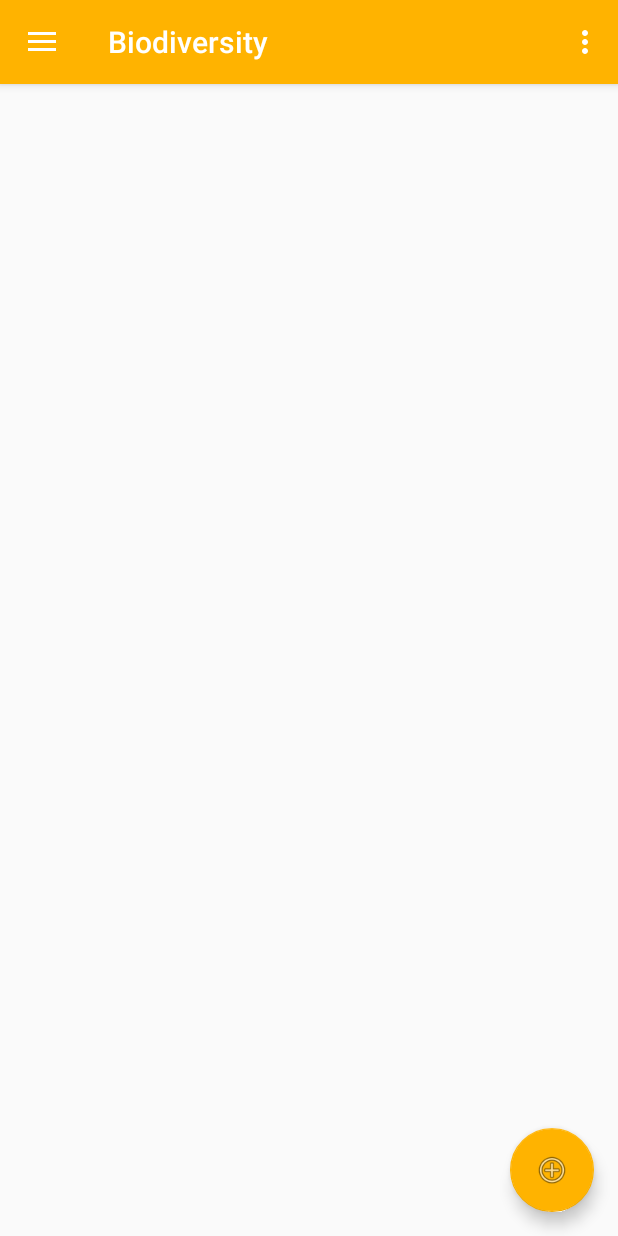
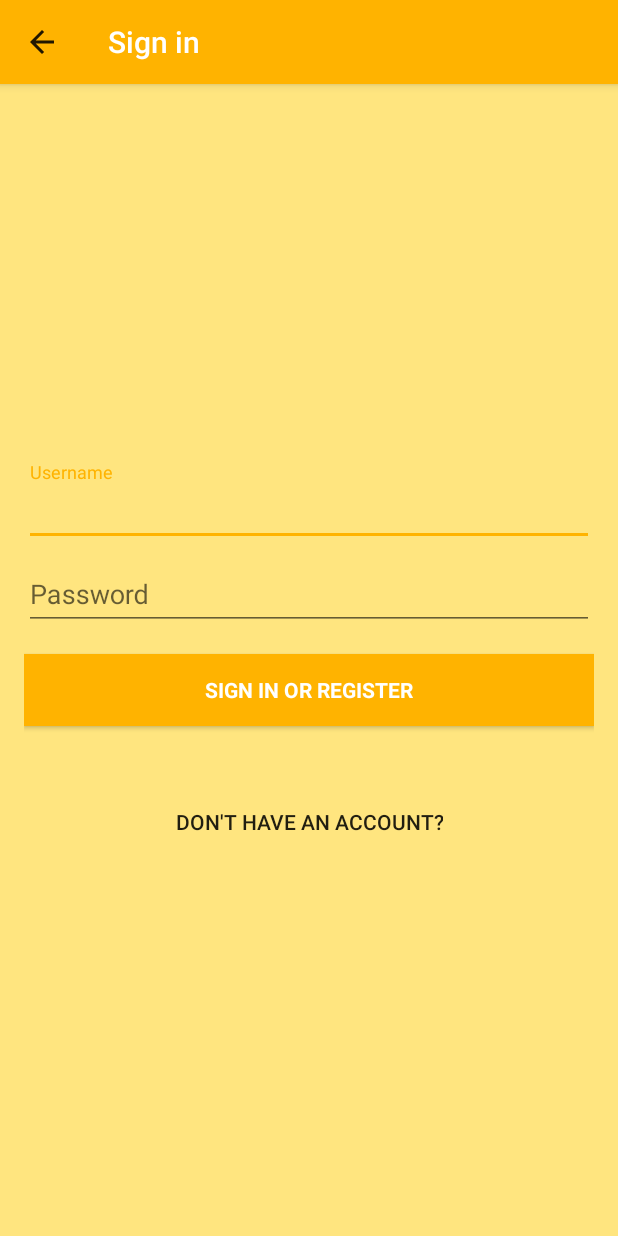
Before and after one commit to Gunadarma-Codecamp/peer-mobile, an Android app: the screen it shows after launch (MainActivity before the commit, LoginScreen after it), in the side drawer, after a tap on "Sign In", on a phone screen of 412 x 824 dp. Run offline under Robolectric (Android 15) with nearby library versions, the phone set to English and light mode, and no system bars; 2 statements that could not run were skipped.

Commit message:
Add Login Form

```diff
--- /dev/null
+++ b/app/src/main/java/apps/codecamp/biodiversity/LoginScreen.java
@@ -0,0 +1,360 @@
+package apps.codecamp.biodiversity;
+
+import android.animation.Animator;
+import android.animation.AnimatorListenerAdapter;
+import android.annotation.TargetApi;
+import android.content.pm.PackageManager;
+import android.support.annotation.NonNull;
+import android.support.design.widget.Snackbar;
+import android.support.v7.app.AppCompatActivity;
+import android.app.LoaderManager.LoaderCallbacks;
+
+import android.content.CursorLoader;
+import android.content.Loader;
+import android.database.Cursor;
+import android.net.Uri;
+import android.os.AsyncTask;
+
+import android.os.Build;
+import android.os.Bundle;
+import android.provider.ContactsContract;
+import android.text.TextUtils;
+import android.view.KeyEvent;
+import android.view.View;
+import android.view.View.OnClickListener;
+import android.view.inputmethod.EditorInfo;
+import android.widget.ArrayAdapter;
+import android.widget.AutoCompleteTextView;
+import android.widget.Button;
+import android.widget.EditText;
+import android.widget.TextView;
+
+import java.util.ArrayList;
+import java.util.List;
+
+import static android.Manifest.permission.READ_CONTACTS;
+
+/**
+ * A login screen that offers login via email/password.
+ */
+public class LoginScreen extends AppCompatActivity implements LoaderCallbacks<Cursor> {
+
+    /**
+     * Id to identity READ_CONTACTS permission request.
+     */
+    private static final int REQUEST_READ_CONTACTS = 0;
+
+    /**
+     * A dummy authentication store containing known user names and passwords.
+     * TODO: remove after connecting to a real authentication system.
+     */
+    private static final String[] DUMMY_CREDENTIALS = new String[]{
+            "foo@example.com:hello", "bar@example.com:world"
+    };
+    /**
+     * Keep track of the login task to ensure we can cancel it if requested.
+     */
+    private UserLoginTask mAuthTask = null;
+
+    // UI references.
+    private AutoCompleteTextView mEmailView;
+    private EditText mPasswordView;
+    private View mProgressView;
+    private View mLoginFormView;
+
+    @Override
+    protected void onCreate(Bundle savedInstanceState) {
+        super.onCreate(savedInstanceState);
+        setContentView(R.layout.activity_login);
+        setupActionBar();
+        // Set up the login form.
+        mEmailView = (AutoCompleteTextView) findViewById(R.id.email);
+        populateAutoComplete();
+
+        mPasswordView = (EditText) findViewById(R.id.password);
+        mPasswordView.setOnEditorActionListener(new TextView.OnEditorActionListener() {
+            @Override
+            public boolean onEditorAction(TextView textView, int id, KeyEvent keyEvent) {
+                if (id == R.id.login || id == EditorInfo.IME_NULL) {
+                    attemptLogin();
+                    return true;
+                }
+                return false;
+            }
+        });
+
+        Button mEmailSignInButton = (Button) findViewById(R.id.email_sign_in_button);
+        mEmailSignInButton.setOnClickListener(new OnClickListener() {
+            @Override
+            public void onClick(View view) {
+                attemptLogin();
+            }
+        });
+
+        mLoginFormView = findViewById(R.id.login_form);
+        mProgressView = findViewById(R.id.login_progress);
+    }
+
+    private void populateAutoComplete() {
+        if (!mayRequestContacts()) {
+            return;
+        }
+
+        getLoaderManager().initLoader(0, null, this);
+    }
+
+    private boolean mayRequestContacts() {
+        if (Build.VERSION.SDK_INT < Build.VERSION_CODES.M) {
+            return true;
+        }
+        if (checkSelfPermission(READ_CONTACTS) == PackageManager.PERMISSION_GRANTED) {
+            return true;
+        }
+        if (shouldShowRequestPermissionRationale(READ_CONTACTS)) {
+            Snackbar.make(mEmailView, R.string.permission_rationale, Snackbar.LENGTH_INDEFINITE)
+                    .setAction(android.R.string.ok, new View.OnClickListener() {
+                        @Override
+                        @TargetApi(Build.VERSION_CODES.M)
+                        public void onClick(View v) {
+                            requestPermissions(new String[]{READ_CONTACTS}, REQUEST_READ_CONTACTS);
+                        }
+                    });
+        } else {
+            requestPermissions(new String[]{READ_CONTACTS}, REQUEST_READ_CONTACTS);
+        }
+        return false;
+    }
+
+    /**
+     * Callback received when a permissions request has been completed.
+     */
+    @Override
+    public void onRequestPermissionsResult(int requestCode, @NonNull String[] permissions,
+                                           @NonNull int[] grantResults) {
+        if (requestCode == REQUEST_READ_CONTACTS) {
+            if (grantResults.length == 1 && grantResults[0] == PackageManager.PERMISSION_GRANTED) {
+                populateAutoComplete();
+            }
+        }
+    }
+
+    /**
+     * Set up the {@link android.app.ActionBar}, if the API is available.
+     */
+    @TargetApi(Build.VERSION_CODES.HONEYCOMB)
+    private void setupActionBar() {
+        if (Build.VERSION.SDK_INT >= Build.VERSION_CODES.HONEYCOMB) {
+            // Show the Up button in the action bar.
+            getSupportActionBar().setDisplayHomeAsUpEnabled(true);
+        }
+    }
+
+    /**
+     * Attempts to sign in or register the account specified by the login form.
+     * If there are form errors (invalid email, missing fields, etc.), the
+     * errors are presented and no actual login attempt is made.
+     */
+    private void attemptLogin() {
+        if (mAuthTask != null) {
+            return;
+        }
+
+        // Reset errors.
+        mEmailView.setError(null);
+        mPasswordView.setError(null);
+
+        // Store values at the time of the login attempt.
+        String email = mEmailView.getText().toString();
+        String password = mPasswordView.getText().toString();
+
+        boolean cancel = false;
+        View focusView = null;
+
+        // Check for a valid password, if the user entered one.
+        if (!TextUtils.isEmpty(password) && !isPasswordValid(password)) {
+            mPasswordView.setError(getString(R.string.error_invalid_password));
+            focusView = mPasswordView;
+            cancel = true;
+        }
+
+        // Check for a valid email address.
+        if (TextUtils.isEmpty(email)) {
+            mEmailView.setError(getString(R.string.error_field_required));
+            focusView = mEmailView;
+            cancel = true;
+        } else if (!isEmailValid(email)) {
+            mEmailView.setError(getString(R.string.error_invalid_email));
+            focusView = mEmailView;
+            cancel = true;
+        }
+
+        if (cancel) {
+            // There was an error; don't attempt login and focus the first
+            // form field with an error.
+            focusView.requestFocus();
+        } else {
+            // Show a progress spinner, and kick off a background task to
+            // perform the user login attempt.
+            showProgress(true);
+            mAuthTask = new UserLoginTask(email, password);
+            mAuthTask.execute((Void) null);
+        }
+    }
+
+    private boolean isEmailValid(String email) {
+        //TODO: Replace this with your own logic
+        return email.contains("@");
+    }
+
+    private boolean isPasswordValid(String password) {
+        //TODO: Replace this with your own logic
+        return password.length() > 4;
+    }
+
+    /**
+     * Shows the progress UI and hides the login form.
+     */
+    @TargetApi(Build.VERSION_CODES.HONEYCOMB_MR2)
+    private void showProgress(final boolean show) {
+        // On Honeycomb MR2 we have the ViewPropertyAnimator APIs, which allow
+        // for very easy animations. If available, use these APIs to fade-in
+        // the progress spinner.
+        if (Build.VERSION.SDK_INT >= Build.VERSION_CODES.HONEYCOMB_MR2) {
+            int shortAnimTime = getResources().getInteger(android.R.integer.config_shortAnimTime);
+
+            mLoginFormView.setVisibility(show ? View.GONE : View.VISIBLE);
+            mLoginFormView.animate().setDuration(shortAnimTime).alpha(
+                    show ? 0 : 1).setListener(new AnimatorListenerAdapter() {
+                @Override
+                public void onAnimationEnd(Animator animation) {
+                    mLoginFormView.setVisibility(show ? View.GONE : View.VISIBLE);
+                }
+            });
+
+            mProgressView.setVisibility(show ? View.VISIBLE : View.GONE);
+            mProgressView.animate().setDuration(shortAnimTime).alpha(
+                    show ? 1 : 0).setListener(new AnimatorListenerAdapter() {
+                @Override
+                public void onAnimationEnd(Animator animation) {
+                    mProgressView.setVisibility(show ? View.VISIBLE : View.GONE);
+                }
+            });
+        } else {
+            // The ViewPropertyAnimator APIs are not available, so simply show
+            // and hide the relevant UI components.
+            mProgressView.setVisibility(show ? View.VISIBLE : View.GONE);
+            mLoginFormView.setVisibility(show ? View.GONE : View.VISIBLE);
+        }
+    }
+
+    @Override
+    public Loader<Cursor> onCreateLoader(int i, Bundle bundle) {
+        return new CursorLoader(this,
+                // Retrieve data rows for the device user's 'profile' contact.
+                Uri.withAppendedPath(ContactsContract.Profile.CONTENT_URI,
+                        ContactsContract.Contacts.Data.CONTENT_DIRECTORY), ProfileQuery.PROJECTION,
+
+                // Select only email addresses.
+                ContactsContract.Contacts.Data.MIMETYPE +
+                        " = ?", new String[]{ContactsContract.CommonDataKinds.Email
+                .CONTENT_ITEM_TYPE},
+
+                // Show primary email addresses first. Note that there won't be
+                // a primary email address if the user hasn't specified one.
+                ContactsContract.Contacts.Data.IS_PRIMARY + " DESC");
+    }
+
+    @Override
+    public void onLoadFinished(Loader<Cursor> cursorLoader, Cursor cursor) {
+        List<String> emails = new ArrayList<>();
+        cursor.moveToFirst();
+        while (!cursor.isAfterLast()) {
+            emails.add(cursor.getString(ProfileQuery.ADDRESS));
+            cursor.moveToNext();
+        }
+
+        addEmailsToAutoComplete(emails);
+    }
+
+    @Override
+    public void onLoaderReset(Loader<Cursor> cursorLoader) {
+
+    }
+
+    private void addEmailsToAutoComplete(List<String> emailAddressCollection) {
+        //Create adapter to tell the AutoCompleteTextView what to show in its dropdown list.
+        ArrayAdapter<String> adapter =
+                new ArrayAdapter<>(LoginScreen.this,
+                        android.R.layout.simple_dropdown_item_1line, emailAddressCollection);
+
+        mEmailView.setAdapter(adapter);
+    }
+
+
+    private interface ProfileQuery {
+        String[] PROJECTION = {
+                ContactsContract.CommonDataKinds.Email.ADDRESS,
+                ContactsContract.CommonDataKinds.Email.IS_PRIMARY,
+        };
+
+        int ADDRESS = 0;
+        int IS_PRIMARY = 1;
+    }
+
+    /**
+     * Represents an asynchronous login/registration task used to authenticate
+     * the user.
+     */
+    public class UserLoginTask extends AsyncTask<Void, Void, Boolean> {
+
+        private final String mEmail;
+        private final String mPassword;
+
+        UserLoginTask(String email, String password) {
+            mEmail = email;
+            mPassword = password;
+        }
+
+        @Override
+        protected Boolean doInBackground(Void... params) {
+            // TODO: attempt authentication against a network service.
+
+            try {
+                // Simulate network access.
+                Thread.sleep(2000);
+            } catch (InterruptedException e) {
+                return false;
+            }
+
+            for (String credential : DUMMY_CREDENTIALS) {
+                String[] pieces = credential.split(":");
+                if (pieces[0].equals(mEmail)) {
+                    // Account exists, return true if the password matches.
+                    return pieces[1].equals(mPassword);
+                }
+            }
+
+            // TODO: register the new account here.
+            return true;
+        }
+
+        @Override
+        protected void onPostExecute(final Boolean success) {
+            mAuthTask = null;
+            showProgress(false);
+
+            if (success) {
+                finish();
+            } else {
+                mPasswordView.setError(getString(R.string.error_incorrect_password));
+                mPasswordView.requestFocus();
+            }
+        }
+
+        @Override
+        protected void onCancelled() {
+            mAuthTask = null;
+            showProgress(false);
+        }
+    }
+}
--- a/app/src/main/java/apps/codecamp/biodiversity/MainActivity.java
+++ b/app/src/main/java/apps/codecamp/biodiversity/MainActivity.java
@@ -84,8 +84,8 @@ public class MainActivity extends AppCompatActivity
 
         if (id == R.id.nav_camera) {
             // Handle the camera action
-            Intent intent = new Intent(MediaStore.ACTION_IMAGE_CAPTURE);
-            startActivityForResult(intent, REQUEST_CAMERA);
+            Intent camera = new Intent(MediaStore.ACTION_IMAGE_CAPTURE);
+            startActivityForResult(camera, REQUEST_CAMERA);
         } else if (id == R.id.nav_picturebook) {
 
         } else if (id == R.id.nav_portal) {
@@ -93,7 +93,8 @@ public class MainActivity extends AppCompatActivity
         } else if (id == R.id.nav_qrcode) {
 
         } else if (id == R.id.nav_login) {
-
+            Intent loginform = new Intent(MainActivity.this,LoginScreen.class);
+            startActivity(loginform);
         } else if (id == R.id.nav_create) {
 
         } else if (id == R.id.nav_share) {
--- /dev/null
+++ b/app/src/main/res/layout/activity_login.xml
@@ -0,0 +1,92 @@
+<LinearLayout xmlns:android="http://schemas.android.com/apk/res/android"
+    xmlns:tools="http://schemas.android.com/tools"
+    android:layout_width="match_parent"
+    android:layout_height="match_parent"
+    android:gravity="center_vertical|center_horizontal"
+    android:orientation="vertical"
+    android:paddingBottom="@dimen/activity_vertical_margin"
+    android:paddingLeft="@dimen/activity_horizontal_margin"
+    android:paddingRight="@dimen/activity_horizontal_margin"
+    android:paddingTop="@dimen/activity_vertical_margin"
+    android:background="@color/splashBackground"
+    tools:context="apps.codecamp.biodiversity.LoginScreen">
+
+    <!-- Login progress -->
+    <ProgressBar
+        android:id="@+id/login_progress"
+        style="?android:attr/progressBarStyleLarge"
+        android:layout_width="wrap_content"
+        android:layout_height="wrap_content"
+        android:layout_marginBottom="8dp"
+        android:visibility="gone" />
+
+    <ScrollView
+        android:id="@+id/login_form"
+        android:layout_width="match_parent"
+        android:layout_height="wrap_content"
+        android:layout_gravity="center">
+
+        <LinearLayout
+            android:id="@+id/email_login_form"
+            android:layout_width="match_parent"
+            android:layout_height="wrap_content"
+            android:orientation="vertical"
+            android:gravity="bottom">
+
+            <android.support.design.widget.TextInputLayout
+                android:layout_width="match_parent"
+                android:layout_height="wrap_content">
+
+                <AutoCompleteTextView
+                    android:id="@+id/email"
+                    android:layout_width="match_parent"
+                    android:layout_height="wrap_content"
+                    android:hint="@string/prompt_email"
+                    android:inputType="textEmailAddress"
+                    android:maxLines="1"
+                    android:singleLine="true" />
+
+            </android.support.design.widget.TextInputLayout>
+
+            <android.support.design.widget.TextInputLayout
+                android:layout_width="match_parent"
+                android:layout_height="wrap_content">
+
+                <EditText
+                    android:id="@+id/password"
+                    android:layout_width="match_parent"
+                    android:layout_height="wrap_content"
+                    android:hint="@string/prompt_password"
+                    android:imeActionId="@+id/login"
+                    android:imeActionLabel="@string/action_sign_in_short"
+                    android:imeOptions="actionUnspecified"
+                    android:inputType="textPassword"
+                    android:maxLines="1"
+                    android:singleLine="true" />
+
+            </android.support.design.widget.TextInputLayout>
+
+            <Button
+                android:id="@+id/email_sign_in_button"
+                style="?android:textAppearanceSmall"
+                android:layout_width="match_parent"
+                android:layout_height="wrap_content"
+                android:layout_marginTop="16dp"
+                android:text="@string/action_sign_in"
+                android:textSize="14sp"
+                android:background="@color/colorAccent"
+                android:textColor="@color/colorTitle"
+                android:textStyle="bold" />
+            <Button
+                android:layout_width="wrap_content"
+                android:layout_height="wrap_content"
+                android:text="Don't Have an Account?"
+                android:id="@+id/textView"
+                android:textSize="14sp"
+                android:layout_marginTop="40dp"
+                android:layout_gravity="center"
+                android:background="@null"/>
+
+        </LinearLayout>
+    </ScrollView>
+</LinearLayout>
--- a/app/src/main/res/values/strings.xml
+++ b/app/src/main/res/values/strings.xml
@@ -6,4 +6,18 @@
 
     <string name="action_settings">Settings</string>
     <string name="title_activity_camera_screen">CameraScreen</string>
+    <string name="title_activity_login_screen">Sign in</string>
+
+    <!-- Strings related to login -->
+    <string name="prompt_email">Username</string>
+    <string name="prompt_password">Password</string>
+    <string name="action_sign_in">Sign in or register</string>
+    <string name="action_sign_in_short">Sign in</string>
+    <string name="error_invalid_email">This email address is invalid</string>
+    <string name="error_invalid_password">This password is too short</string>
+    <string name="error_incorrect_password">This password is incorrect</string>
+    <string name="error_field_required">This field is required</string>
+    <string name="permission_rationale">"Contacts permissions are needed for providing email
+        completions."
+    </string>
 </resources>
```
Also changed, not shown: app/src/main/AndroidManifest.xml (+13 -0 lines).
